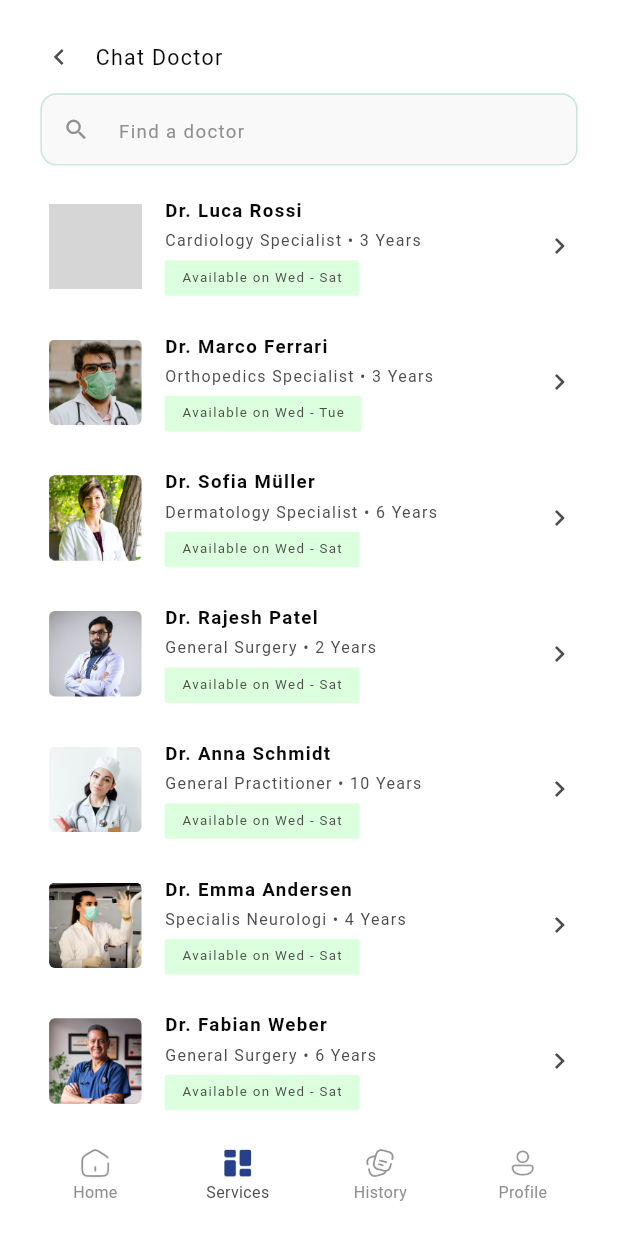
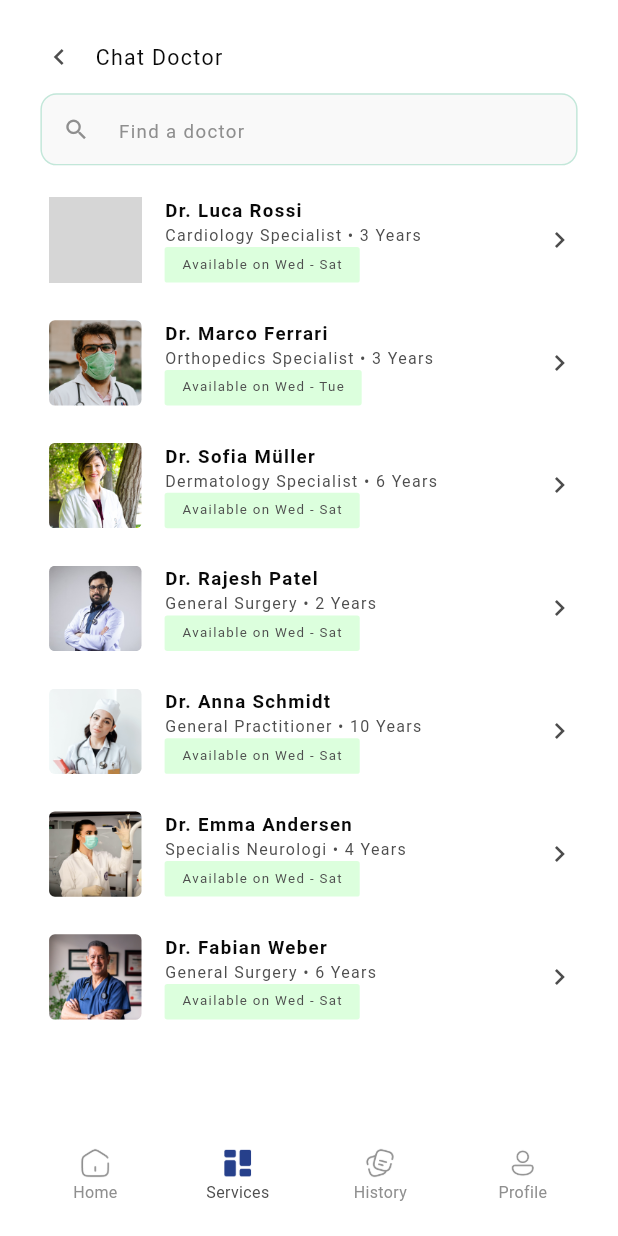
Before and after one commit to aryajoshi022/MedCare, a Flutter app: the ChatDoctor screen opened directly, on a phone screen of 412 x 824 dp. Run offline on Flutter 3.47's test engine with Material 3 defaults, Android fonts, the light colour scheme and no system bars; our stand-ins replace carousel_slider, dotted_border, dotted_line, flutter_rating_bar, flutter_screenutil, google_fonts and 2 more; missing offline and left inert: flutter_displaymode; accounts and stored records are empty; Roboto replaces fonts that are missing (Khula); grey boxes are pictures that could not be loaded.

Commit message:
Bug fixing

```diff
--- a/lib/screens/chatdoctor/chat_doctor.dart
+++ b/lib/screens/chatdoctor/chat_doctor.dart
@@ -207,8 +207,7 @@ class _ChatDoctorState extends State<ChatDoctor> {
                     maxLines: 1,
                     overflow: TextOverflow.ellipsis,
                   ),
-                  // SizedBox(height: 10.h),
-                  SizedBox(height: 4.h),
+                  // SizedBox(height: 4.h),
                   Text(
                     '${doctor['specialty']!} • ${doctor['experience']!}',
                     style: GoogleFonts.khula(
@@ -220,8 +219,7 @@ class _ChatDoctorState extends State<ChatDoctor> {
                     maxLines: 1,
                     overflow: TextOverflow.ellipsis,
                   ),
-                  // SizedBox(height: 10.h),
-                  SizedBox(height: 6.h),
+                  // SizedBox(height: 6.h),
                   Container(
                     padding: EdgeInsets.symmetric(vertical: 6.h, horizontal: 12.w),
                     decoration: BoxDecoration(
```
Also changed, not shown: lib/screens/chatdoctor/history_screen.dart (+7 -2 lines).
